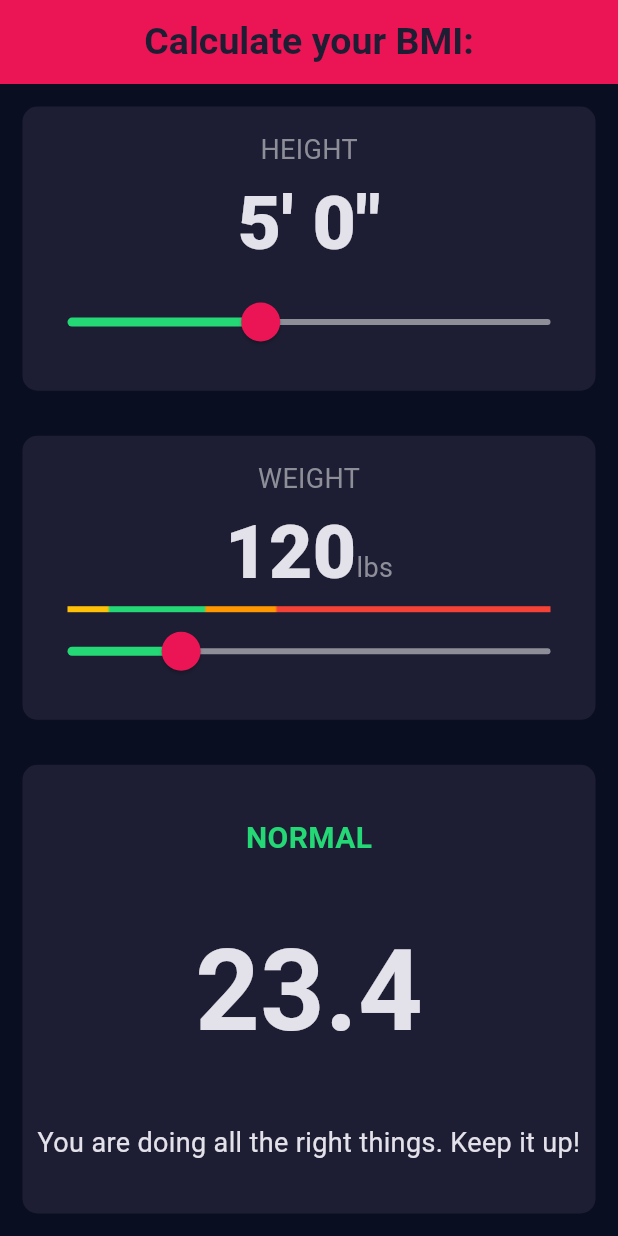
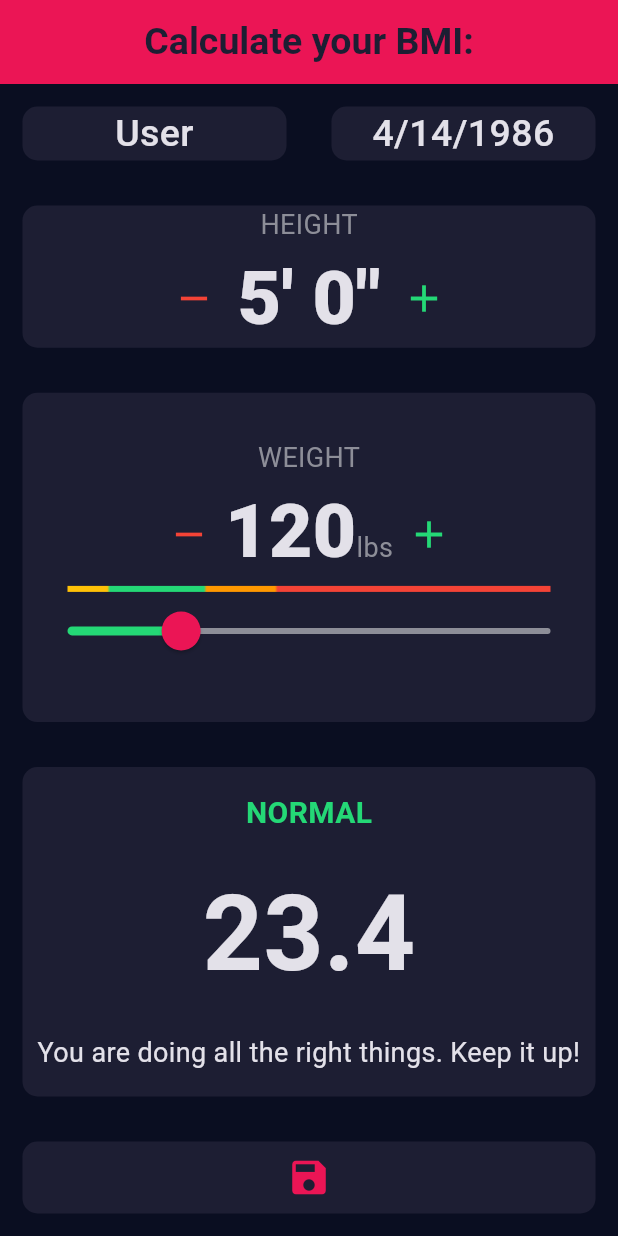
Before and after one commit to ECMessina/bmi, a Flutter app: the screen it shows after launch, on a phone screen of 412 x 824 dp. Run offline on Flutter 3.47's test engine with Material 3 defaults, Android fonts, the phone set to English and light mode, and no system bars; our stand-ins replace shared_preferences.

Commit message:
Adjusted layout to eventually accommodate multiple users with data tracking capabilities

```diff
--- a/lib/constants.dart
+++ b/lib/constants.dart
@@ -9,6 +9,11 @@ class AppTextStyles {
   static const labelTextStyle = TextStyle(
     fontSize: 18,
     color: Color(0XFF8D8E98),
+  );
+
+  static const textTextStyle = TextStyle(
+    fontSize: 25,
+    fontWeight: FontWeight.w500,
   );
 
   static const numberTextStyle = TextStyle(
@@ -28,7 +33,7 @@ class AppTextStyles {
   );
 
   static const bMITextStyle = TextStyle(
-    fontSize: 75,
+    fontSize: 70,
     fontWeight: FontWeight.bold,
   );
 
--- a/lib/input_page.dart
+++ b/lib/input_page.dart
@@ -1,5 +1,6 @@
 import 'package:bmi/calculator.dart';
 import 'package:bmi/constants.dart';
+import 'package:bmi/up_down_save_button.dart';
 import 'package:bmi/info_box.dart';
 import 'package:bmi/results.dart';
 import 'package:flutter/material.dart';
@@ -33,7 +34,6 @@ class _InputPageState extends State<InputPage> {
   Future<void> initializeValues() async {
     prefs = await SharedPreferences.getInstance();
 
-    // height = prefs.getInt('height') == null ? 60 : prefs.getInt('height')!;
     height = prefs.getInt(kHeightKey) ?? 60;
     calculateHeight();
 
@@ -131,8 +131,33 @@ class _InputPageState extends State<InputPage> {
             body: Column(
               crossAxisAlignment: CrossAxisAlignment.stretch,
               children: [
+                Row(
+                  children: [
                     Expanded(
-                  flex: 2,
+                      child: InfoBox(
+                        createdColor: kBoxColor,
+                        containerChild: Text(
+                          'User',
+                          style: AppTextStyles.textTextStyle,
+                          textAlign: TextAlign.center,
+                        ),
+                        onTapFunction: () {},
+                      ),
+                    ),
+                    Expanded(
+                      child: InfoBox(
+                        createdColor: kBoxColor,
+                        containerChild: Text(
+                          '4/14/1986',
+                          style: AppTextStyles.textTextStyle,
+                          textAlign: TextAlign.center,
+                        ),
+                        onTapFunction: () {},
+                      ),
+                    ),
+                  ],
+                ),
+                Expanded(
                   child: InfoBox(
                     createdColor: kBoxColor,
                     containerChild: Column(
@@ -142,25 +167,51 @@ class _InputPageState extends State<InputPage> {
                           'HEIGHT',
                           style: AppTextStyles.labelTextStyle,
                         ),
-                        Text(
-                          '$heightFeet\' $heightInches"',
-                          style: AppTextStyles.numberTextStyle,
-                        ),
-                        SliderTheme(
-                          data: sliderThemeData,
-                          child: Slider(
-                            value: height.toDouble(),
-                            min: 48,
-                            max: 78,
-                            onChanged: (double newValue) async {
+                        Row(
+                          mainAxisAlignment: MainAxisAlignment.center,
+                          spacing: 5,
+                          children: [
+                            UpDownSaveButton(
+                              onPressed: () async {
                                 setState(() {
-                                height = newValue.round();
+                                  if (heightInches > 0) {
+                                    heightInches--;
+                                  } else if (heightFeet > 0) {
+                                    heightFeet--;
+                                    heightInches = 11;
+                                  }
+                                  height = heightFeet * 12 + heightInches;
                                   calculateHeight();
                                   calcResultsInfo();
                                 });
                                 await prefs.setInt(kHeightKey, height);
                               },
+                              icon: Icons.remove,
+                              iconColor: Colors.red,
                             ),
+                            Text(
+                              '$heightFeet\' $heightInches"',
+                              style: AppTextStyles.numberTextStyle,
+                            ),
+                            UpDownSaveButton(
+                              onPressed: () async {
+                                setState(() {
+                                  if (heightInches < 11) {
+                                    heightInches++;
+                                  } else {
+                                    heightFeet++;
+                                    heightInches = 0;
+                                  }
+                                  height = heightFeet * 12 + heightInches;
+                                  calculateHeight();
+                                  calcResultsInfo();
+                                });
+                                await prefs.setInt(kHeightKey, height);
+                              },
+                              icon: Icons.add,
+                              iconColor: Color(0xFF24D876),
+                            ),
+                          ],
                         ),
                       ],
                     ),
@@ -168,9 +219,6 @@ class _InputPageState extends State<InputPage> {
                 ),
                 Expanded(
                   flex: 2,
-                  child: Row(
-                    children: [
-                      Expanded(
                   child: InfoBox(
                     createdColor: kBoxColor,
                     containerChild: Column(
@@ -185,6 +233,19 @@ class _InputPageState extends State<InputPage> {
                           crossAxisAlignment: CrossAxisAlignment.baseline,
                           textBaseline: TextBaseline.alphabetic,
                           children: [
+                            UpDownSaveButton(
+                              onPressed: () async {
+                                setState(() {
+                                  if (weight > 80) {
+                                    weight--;
+                                    calcResultsInfo();
+                                  }
+                                });
+                                await prefs.setInt(kWeightKey, weight);
+                              },
+                              icon: Icons.remove,
+                              iconColor: Colors.red,
+                            ),
                             Text(
                               weight.toString(),
                               style: AppTextStyles.numberTextStyle,
@@ -192,6 +253,19 @@ class _InputPageState extends State<InputPage> {
                             const Text(
                               'lbs',
                               style: AppTextStyles.labelTextStyle,
+                            ),
+                            UpDownSaveButton(
+                              onPressed: () async {
+                                setState(() {
+                                  if (weight < 250) {
+                                    weight++;
+                                    calcResultsInfo();
+                                  }
+                                });
+                                await prefs.setInt(kWeightKey, weight);
+                              },
+                              icon: Icons.add,
+                              iconColor: Color(0xFF24D876),
                             ),
                           ],
                         ),
@@ -219,11 +293,8 @@ class _InputPageState extends State<InputPage> {
                     ),
                   ),
                 ),
-                    ],
-                  ),
-                ),
                 Expanded(
-                  flex: 3,
+                  flex: 2,
                   child: InfoBox(
                     createdColor: kBoxColor,
                     containerChild: Results(
@@ -234,6 +305,14 @@ class _InputPageState extends State<InputPage> {
                     ),
                   ),
                 ),
+                InfoBox(
+                  createdColor: kBoxColor,
+                  containerChild: UpDownSaveButton(
+                    onPressed: () {},
+                    icon: Icons.save,
+                    iconColor: Color(0xFFEB1555),
+                  ),
+                ),
               ],
             ),
           ),
--- a/lib/main.dart
+++ b/lib/main.dart
@@ -17,6 +17,7 @@ class BMICalculator extends StatelessWidget {
   @override
   Widget build(context) {
     return MaterialApp(
+      debugShowCheckedModeBanner: false,
       home: const InputPage(),
       theme: ThemeData(
         useMaterial3: true,
--- /dev/null
+++ b/lib/up_down_save_button.dart
@@ -0,0 +1,23 @@
+import 'package:flutter/material.dart';
+
+class UpDownSaveButton extends StatelessWidget {
+  const UpDownSaveButton({
+    super.key,
+    required this.onPressed,
+    required this.icon,
+    required this.iconColor,
+  });
+
+  final Function() onPressed;
+  final IconData icon;
+  final Color iconColor;
+
+  @override
+  Widget build(BuildContext context) {
+    return IconButton(
+      onPressed: onPressed,
+      icon: Icon(icon, color: iconColor, size: 30),
+      tooltip: 'Save Values',
+    );
+  }
+}
```
Also changed, not shown: 1 other file. Lines whose indentation alone changed are shown as unchanged.
